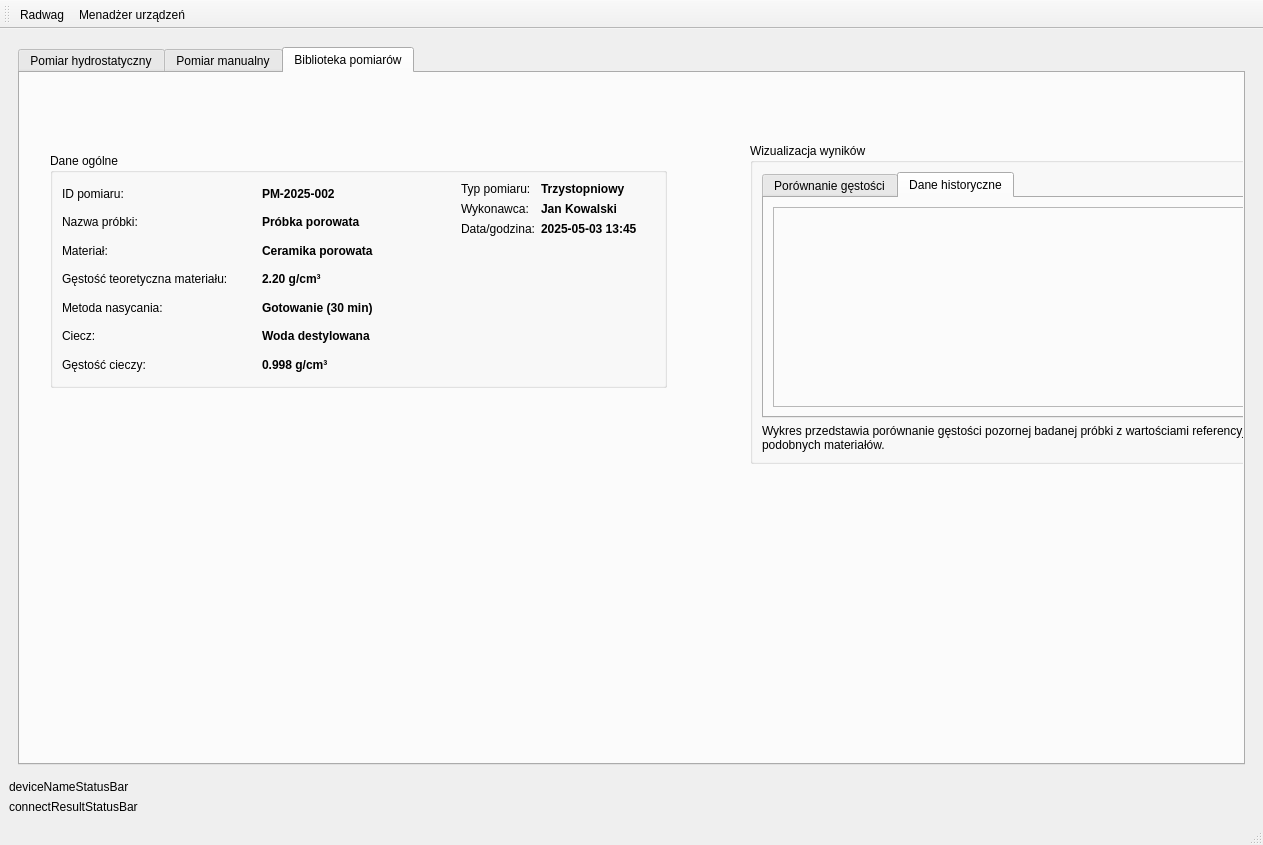
mar8us/SerialPortConnectorRadwag, file main_window.ui: the form before one commit.
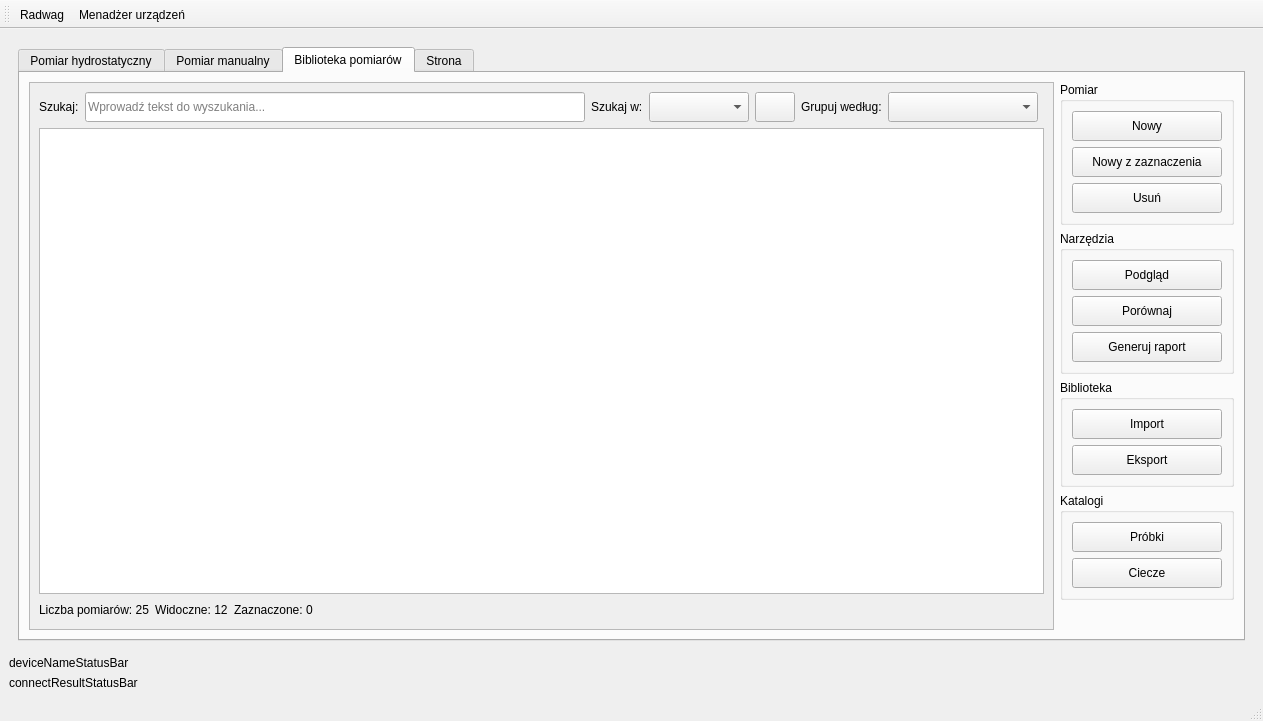
The form after the commit. The open tabs and pages were chosen to show the change. Icons and pictures are not drawn.

Commit message: Library with one grid - good

What changed in the file:
```diff
--- a/main_window.ui
+++ b/main_window.ui
@@ -7,7 +7,7 @@
     <x>0</x>
     <y>0</y>
     <width>1263</width>
-    <height>845</height>
+    <height>721</height>
    </rect>
   </property>
   <property name="minimumSize">
@@ -397,7 +397,7 @@
                      </size>
                     </property>
                     <property name="currentIndex">
-                     <number>0</number>
+                     <number>1</number>
                     </property>
                     <widget class="QWidget" name="stageSecondMeasure">
                      <layout class="QVBoxLayout" name="verticalLayout_9">
@@ -860,8 +860,8 @@
                            <rect>
                             <x>0</x>
                             <y>0</y>
-                            <width>805</width>
-                            <height>335</height>
+                            <width>788</width>
+                            <height>281</height>
                            </rect>
                           </property>
                           <layout class="QGridLayout" name="gridLayout_17">
@@ -3159,7 +3159,7 @@
                         <rect>
                          <x>0</x>
                          <y>0</y>
-                         <width>821</width>
+                         <width>480</width>
                          <height>680</height>
                         </rect>
                        </property>
@@ -6207,7 +6207,7 @@
              <rect>
               <x>20</x>
               <y>20</y>
-              <width>955</width>
+              <width>61</width>
               <height>131</height>
              </rect>
             </property>
@@ -6334,17 +6334,12 @@
              </item>
             </layout>
            </widget>
-          </widget>
-          <widget class="QWidget" name="tabMeasurementLibrary">
-           <attribute name="title">
-            <string>Biblioteka pomiarów</string>
-           </attribute>
            <widget class="QGroupBox" name="groupBoxVisualization">
             <property name="geometry">
              <rect>
-              <x>730</x>
-              <y>70</y>
-              <width>571</width>
+              <x>90</x>
+              <y>20</y>
+              <width>91</width>
               <height>321</height>
              </rect>
             </property>
@@ -6423,216 +6418,734 @@
              </item>
             </layout>
            </widget>
-           <widget class="QGroupBox" name="groupBoxGeneralData_3">
+           <widget class="QWidget" name="verticalLayoutWidget">
             <property name="geometry">
              <rect>
-              <x>30</x>
-              <y>80</y>
-              <width>617</width>
-              <height>235</height>
+              <x>480</x>
+              <y>60</y>
+              <width>481</width>
+              <height>250</height>
              </rect>
             </property>
-            <property name="title">
-             <string>Dane ogólne</string>
-            </property>
-            <layout class="QGridLayout" name="gridLayout_26">
-             <item row="0" column="0">
-              <widget class="QLabel" name="labelMeasurementID_3">
-               <property name="text">
-                <string>ID pomiaru:</string>
-               </property>
-              </widget>
-             </item>
-             <item row="0" column="1">
-              <widget class="QLabel" name="valueMeasurementID_3">
+            <layout class="QVBoxLayout" name="verticalLayout_33">
+             <item>
+              <widget class="QLabel" name="labelAdvancedFilters_2">
                <property name="font">
                 <font>
                  <bold>true</bold>
                 </font>
                </property>
                <property name="text">
-                <string>PM-2025-002</string>
+                <string>Filtry zaawansowane:</string>
                </property>
               </widget>
              </item>
-             <item row="0" column="2" rowspan="3">
-              <layout class="QFormLayout" name="formLayout_13">
+             <item>
+              <layout class="QGridLayout" name="filtersGridLayout_2">
                <item row="0" column="0">
-                <widget class="QLabel" name="labelMeasurementType_3">
+                <widget class="QLabel" name="labelMeasurementType_5">
                  <property name="text">
                   <string>Typ pomiaru:</string>
                  </property>
                 </widget>
                </item>
                <item row="0" column="1">
-                <widget class="QLabel" name="valueMeasurementType_3">
-                 <property name="font">
-                  <font>
-                   <bold>true</bold>
-                  </font>
-                 </property>
-                 <property name="text">
-                  <string>Trzystopniowy</string>
-                 </property>
-                </widget>
+                <layout class="QHBoxLayout" name="measurementTypeLayout_2">
+                 <item>
+                  <widget class="QCheckBox" name="checkTwoStage_2">
+                   <property name="text">
+                    <string>Dwustopniowy</string>
+                   </property>
+                   <property name="checked">
+                    <bool>true</bool>
+                   </property>
+                  </widget>
+                 </item>
+                 <item>
+                  <widget class="QCheckBox" name="checkThreeStage_2">
+                   <property name="text">
+                    <string>Trzystopniowy</string>
+                   </property>
+                   <property name="checked">
+                    <bool>true</bool>
+                   </property>
+                  </widget>
+                 </item>
+                </layout>
                </item>
                <item row="1" column="0">
-                <widget class="QLabel" name="labelOperator_4">
+                <widget class="QLabel" name="labelMaterial_3">
                  <property name="text">
-                  <string>Wykonawca:</string>
+                  <string>Materiał:</string>
                  </property>
                 </widget>
                </item>
                <item row="1" column="1">
-                <widget class="QLabel" name="valueOperator_3">
-                 <property name="font">
-                  <font>
-                   <bold>true</bold>
-                  </font>
+                <widget class="QComboBox" name="comboMaterial_2">
+                 <property name="minimumSize">
+                  <size>
+                   <width>200</width>
+                   <height>30</height>
+                  </size>
                  </property>
-                 <property name="text">
-                  <string>Jan Kowalski</string>
+                 <property name="editable">
+                  <bool>true</bool>
                  </property>
+                 <item>
+                  <property name="text">
+                   <string>Wszystkie materiały</string>
+                  </property>
+                 </item>
                 </widget>
                </item>
                <item row="2" column="0">
-                <widget class="QLabel" name="labelDateTime_4">
+                <widget class="QLabel" name="labelOperator_3">
                  <property name="text">
-                  <string>Data/godzina:</string>
+                  <string>Wykonawca:</string>
                  </property>
                 </widget>
                </item>
                <item row="2" column="1">
-                <widget class="QLabel" name="valueDateTime_3">
-                 <property name="font">
-                  <font>
-                   <bold>true</bold>
-                  </font>
+                <widget class="QComboBox" name="comboOperator_2">
+                 <property name="minimumSize">
+                  <size>
+                   <width>200</width>
+                   <height>30</height>
+                  </size>
                  </property>
+                 <property name="editable">
+                  <bool>true</bool>
+                 </property>
+                 <item>
+                  <property name="text">
+                   <string>Wszyscy wykonawcy</string>
+                  </property>
+                 </item>
+                </widget>
+               </item>
+               <item row="3" column="0">
+                <widget class="QLabel" name="labelDateRange_2">
                  <property name="text">
-                  <string>2025-05-03 13:45</string>
+                  <string>Zakres dat:</string>
                  </property>
                 </widget>
                </item>
+               <item row="3" column="1">
+                <layout class="QHBoxLayout" name="dateRangeLayout_2">
+                 <item>
+                  <widget class="QLabel" name="labelFrom_2">
+                   <property name="text">
+                    <string>Od:</string>
+                   </property>
+                  </widget>
+                 </item>
+                 <item>
+                  <widget class="QDateEdit" name="dateFrom_2">
+                   <property name="minimumSize">
+                    <size>
+                     <width>120</width>
+                     <height>30</height>
+                    </size>
+                   </property>
+                   <property name="calendarPopup">
+                    <bool>true</bool>
+                   </property>
+                  </widget>
+                 </item>
+                 <item>
+                  <widget class="QLabel" name="labelTo_2">
+                   <property name="text">
+                    <string>Do:</string>
+                   </property>
+                  </widget>
+                 </item>
+                 <item>
+                  <widget class="QDateEdit" name="dateTo_2">
+                   <property name="minimumSize">
+                    <size>
+                     <width>120</width>
+                     <height>30</height>
+                    </size>
+                   </property>
+                   <property name="calendarPopup">
+                    <bool>true</bool>
+                   </property>
+                  </widget>
+                 </item>
+                </layout>
+               </item>
+               <item row="4" column="0">
+                <widget class="QLabel" name="labelDensityRange_2">
+                 <property name="text">
+                  <string>Gęstość pozorna:</string>
+                 </property>
+                </widget>
+               </item>
+               <item row="4" column="1">
+                <layout class="QHBoxLayout" name="densityRangeLayout_2">
+                 <item>
+                  <widget class="QLabel" name="labelDensityFrom_2">
+                   <property name="text">
+                    <string>Od:</string>
+                   </property>
+                  </widget>
+                 </item>
+                 <item>
+                  <widget class="QDoubleSpinBox" name="spinDensityFrom_2">
+                   <property name="minimumSize">
+                    <size>
+                     <width>120</width>
+                     <height>30</height>
+                    </size>
+                   </property>
+                   <property name="decimals">
+                    <number>4</number>
+                   </property>
+                   <property name="minimum">
+                    <double>0.000000000000000</double>
+                   </property>
+                   <property name="maximum">
+                    <double>30.000000000000000</double>
+                   </property>
+                  </widget>
+                 </item>
+                 <item>
+                  <widget class="QLabel" name="labelDensityTo_2">
+                   <property name="text">
+                    <string>Do:</string>
+                   </property>
+                  </widget>
+                 </item>
+                 <item>
+                  <widget class="QDoubleSpinBox" name="spinDensityTo_2">
+                   <property name="minimumSize">
+                    <size>
+                     <width>120</width>
+                     <height>30</height>
+                    </size>
+                   </property>
+                   <property name="decimals">
+                    <number>4</number>
+                   </property>
+                   <property name="minimum">
+                    <double>0.000000000000000</double>
+                   </property>
+                   <property name="maximum">
+                    <double>30.000000000000000</double>
+                   </property>
+                   <property name="value">
+                    <double>30.000000000000000</double>
+                   </property>
+                  </widget>
+                 </item>
+                 <item>
+                  <widget class="QLabel" name="labelDensityUnit_2">
+                   <property name="text">
+                    <string>g/cm³</string>
+                   </property>
+                  </widget>
+                 </item>
+                </layout>
+               </item>
               </layout>
              </item>
-             <item row="1" column="0">
-              <widget class="QLabel" name="labelSampleName_5">
-               <property name="text">
-                <string>Nazwa próbki:</string>
-               </property>
-              </widget>
-             </item>
-             <item row="1" column="1">
-              <widget class="QLabel" name="valueSampleName_3">
-               <property name="font">
-                <font>
-                 <bold>true</bold>
-                </font>
-               </property>
-               <property name="text">
-                <string>Próbka porowata</string>
-               </property>
-              </widget>
-             </item>
-             <item row="2" column="0">
-              <widget class="QLabel" name="labelMaterial_5">
-               <property name="text">
-                <string>Materiał:</string>
-               </property>
-              </widget>
-             </item>
-             <item row="2" column="1">
-              <widget class="QLabel" name="valueMaterial_3">
-               <property name="font">
-                <font>
-                 <bold>true</bold>
-                </font>
-               </property>
-               <property name="text">
-                <string>Ceramika porowata</string>
-               </property>
-              </widget>
-             </item>
-             <item row="3" column="0">
-              <widget class="QLabel" name="labelTheoreticalDensity_4">
-               <property name="text">
-                <string>Gęstość teoretyczna materiału:</string>
-               </property>
-              </widget>
-             </item>
-             <item row="3" column="1">
-              <widget class="QLabel" name="valueTheoreticalDensity_3">
-               <property name="font">
-                <font>
-                 <bold>true</bold>
-                </font>
-               </property>
-               <property name="text">
-                <string>2.20 g/cm³</string>
-               </property>
-              </widget>
-             </item>
-             <item row="4" column="0">
-              <widget class="QLabel" name="labelSaturationMethod_2">
-               <property name="text">
-                <string>Metoda nasycania:</string>
-               </property>
-              </widget>
-             </item>
-             <item row="4" column="1">
-              <widget class="QLabel" name="valueSaturationMethod_2">
-               <property name="font">
-                <font>
-                 <bold>true</bold>
-                </font>
-               </property>
-               <property name="text">
-                <string>Gotowanie (30 min)</string>
-               </property>
-              </widget>
-             </item>
-             <item row="5" column="0">
-              <widget class="QLabel" name="labelLiquidType_3">
-               <property name="text">
-                <string>Ciecz:</string>
-               </property>
-              </widget>
-             </item>
-             <item row="5" column="1">
-              <widget class="QLabel" name="valueLiquidType_3">
-               <property name="font">
-                <font>
-                 <bold>true</bold>
-                </font>
-               </property>
-               <property name="text">
-                <string>Woda destylowana</string>
-               </property>
-              </widget>
-             </item>
-             <item row="6" column="0">
-              <widget class="QLabel" name="labelLiquidDensity_3">
-               <property name="text">
-                <string>Gęstość cieczy:</string>
-               </property>
-              </widget>
-             </item>
-             <item row="6" column="1">
-              <widget class="QLabel" name="valueLiquidDensity_3">
-               <property name="font">
-                <font>
-                 <bold>true</bold>
-                </font>
-               </property>
-               <property name="text">
-                <string>0.998 g/cm³</string>
-               </property>
-              </widget>
+             <item>
+              <layout class="QHBoxLayout" name="filterButtonsLayout_2">
+               <item>
+                <spacer name="horizontalSpacer2_2">
+                 <property name="orientation">
+                  <enum>Qt::Orientation::Horizontal</enum>
+                 </property>
+                 <property name="sizeHint" stdset="0">
+                  <size>
+                   <width>40</width>
+                   <height>20</height>
+                  </size>
+                 </property>
+                </spacer>
+               </item>
+               <item>
+                <widget class="QPushButton" name="buttonApplyFilters_2">
+                 <property name="minimumSize">
+                  <size>
+                   <width>150</width>
+                   <height>30</height>
+                  </size>
+                 </property>
+                 <property name="text">
+                  <string>Zastosuj filtry</string>
+                 </property>
+                </widget>
+               </item>
+               <item>
+                <widget class="QPushButton" name="buttonResetFilters_2">
+                 <property name="minimumSize">
+                  <size>
+                   <width>150</width>
+                   <height>30</height>
+                  </size>
+                 </property>
+                 <property name="text">
+                  <string>Resetuj filtry</string>
+                 </property>
+                </widget>
+               </item>
+              </layout>
              </item>
             </layout>
            </widget>
           </widget>
+          <widget class="QWidget" name="tabMeasurementLibrary">
+           <attribute name="title">
+            <string>Biblioteka pomiarów</string>
+           </attribute>
+           <layout class="QGridLayout" name="gridLayout_21">
+            <item row="4" column="1">
+             <layout class="QVBoxLayout" name="verticalLayout_39">
+              <item>
+               <widget class="QGroupBox" name="groupBoxLibMeasure">
+                <property name="title">
+                 <string>Pomiar</string>
+                </property>
+                <layout class="QVBoxLayout" name="verticalLayout_37">
+                 <item>
+                  <widget class="QPushButton" name="buttonLibNewMeasure">
+                   <property name="minimumSize">
+                    <size>
+                     <width>150</width>
+                     <height>30</height>
+                    </size>
+                   </property>
+                   <property name="maximumSize">
+                    <size>
+                     <width>16777215</width>
+                     <height>30</height>
+                    </size>
+                   </property>
+                   <property name="text">
+                    <string>Nowy</string>
+                   </property>
+                   <property name="icon">
+                    <iconset>
+                     <normaloff>icons/add_measurement.png</normaloff>icons/add_measurement.png</iconset>
+                   </property>
+                  </widget>
+                 </item>
+                 <item>
+                  <widget class="QPushButton" name="buttonLibNewSelectedMeasure">
+                   <property name="minimumSize">
+                    <size>
+                     <width>0</width>
+                     <height>30</height>
+                    </size>
+                   </property>
+                   <property name="maximumSize">
+                    <size>
+                     <width>16777215</width>
+                     <height>30</height>
+                    </size>
+                   </property>
+                   <property name="text">
+                    <string>Nowy z zaznaczenia</string>
+                   </property>
+                  </widget>
+                 </item>
+                 <item>
+                  <widget class="QPushButton" name="buttonLibDeleteMeasure">
+                   <property name="enabled">
+                    <bool>true</bool>
+                   </property>
+                   <property name="minimumSize">
+                    <size>
+                     <width>100</width>
+                     <height>30</height>
+                    </size>
+                   </property>
+                   <property name="maximumSize">
+                    <size>
+                     <width>16777215</width>
+                     <height>30</height>
+                    </size>
+                   </property>
+                   <property name="text">
+                    <string>Usuń</string>
+                   </property>
+                  </widget>
+                 </item>
+                </layout>
+               </widget>
+              </item>
+              <item>
+               <widget class="QGroupBox" name="groupBoxLibTools">
+                <property name="title">
+                 <string>Narzędzia</string>
+                </property>
+                <layout class="QVBoxLayout" name="verticalLayout_38">
+                 <item>
+                  <widget class="QPushButton" name="buttonLibPreviewMeasure">
+                   <property name="enabled">
+                    <bool>true</bool>
+                   </property>
+                   <property name="minimumSize">
+                    <size>
+                     <width>120</width>
+                     <height>30</height>
+                    </size>
+                   </property>
+                   <property name="maximumSize">
+                    <size>
+                     <width>16777215</width>
+                     <height>30</height>
+                    </size>
+                   </property>
+                   <property name="text">
+                    <string>Podgląd</string>
+                   </property>
+                  </widget>
+                 </item>
+                 <item>
+                  <widget class="QPushButton" name="buttonLibCompareMeasures">
+                   <property name="enabled">
+                    <bool>true</bool>
+                   </property>
+                   <property name="minimumSize">
+                    <size>
+                     <width>150</width>
+                     <height>30</height>
+                    </size>
+                   </property>
+                   <property name="maximumSize">
+                    <size>
+                     <width>16777215</width>
+                     <height>30</height>
+                    </size>
+                   </property>
+                   <property name="text">
+                    <string>Porównaj</string>
+                   </property>
+                  </widget>
+                 </item>
+                 <item>
+                  <widget class="QPushButton" name="buttonLibGenerateRaport">
+                   <property name="minimumSize">
+                    <size>
+                     <width>0</width>
+                     <height>30</height>
+                    </size>
+                   </property>
+                   <property name="maximumSize">
+                    <size>
+                     <width>16777215</width>
+                     <height>30</height>
+                    </size>
+                   </property>
+                   <property name="text">
+                    <string>Generuj raport</string>
+                   </property>
+                  </widget>
+                 </item>
+                </layout>
+               </widget>
+              </item>
+              <item>
+               <widget class="QGroupBox" name="groupBoxLib">
+                <property name="title">
+                 <string>Biblioteka</string>
+                </property>
+                <layout class="QVBoxLayout" name="verticalLayout_34">
+                 <item>
+                  <widget class="QPushButton" name="buttonImportLibraryMeasure">
+                   <property name="minimumSize">
+                    <size>
+                     <width>130</width>
+                     <height>30</height>
+                    </size>
+                   </property>
+                   <property name="maximumSize">
+                    <size>
+                     <width>16777215</width>
+                     <height>30</height>
+                    </size>
+                   </property>
+                   <property name="text">
+                    <string>Import</string>
+                   </property>
+                  </widget>
+                 </item>
+                 <item>
+                  <widget class="QPushButton" name="buttonExportLibraryMeasure">
+                   <property name="enabled">
+                    <bool>true</bool>
+                   </property>
+                   <property name="minimumSize">
+                    <size>
+                     <width>130</width>
+                     <height>30</height>
+                    </size>
+                   </property>
+                   <property name="maximumSize">
+                    <size>
+                     <width>16777215</width>
+                     <height>30</height>
+                    </size>
+                   </property>
+                   <property name="text">
+                    <string>Eksport</string>
+                   </property>
+                  </widget>
+                 </item>
+                </layout>
+               </widget>
+              </item>
+              <item>
+               <widget class="QGroupBox" name="groupBoxAdditionalSettings_2">
+                <property name="title">
+                 <string>Katalogi</string>
+                </property>
+                <layout class="QVBoxLayout" name="verticalLayout_43">
+                 <item>
+                  <widget class="QPushButton" name="buttonSamples_3">
+                   <property name="minimumSize">
+                    <size>
+                     <width>110</width>
+                     <height>30</height>
+                    </size>
+                   </property>
+                   <property name="maximumSize">
+                    <size>
+                     <width>16777215</width>
+                     <height>30</height>
+                    </size>
+                   </property>
+                   <property name="text">
+                    <string>Próbki</string>
+                   </property>
+                  </widget>
+                 </item>
+                 <item>
+                  <widget class="QPushButton" name="buttonTableFluids_3">
+                   <property name="minimumSize">
+                    <size>
+                     <width>110</width>
+                     <height>30</height>
+                    </size>
+                   </property>
+                   <property name="maximumSize">
+                    <size>
+                     <width>16777215</width>
+                     <height>30</height>
+                    </size>
+                   </property>
+                   <property name="text">
+                    <string>Ciecze</string>
+                   </property>
+                  </widget>
+                 </item>
+                </layout>
+               </widget>
+              </item>
+              <item>
+               <spacer name="verticalSpacer_22">
+                <property name="orientation">
+                 <enum>Qt::Orientation::Vertical</enum>
+                </property>
+                <property name="sizeHint" stdset="0">
+                 <size>
+                  <width>20</width>
+                  <height>40</height>
+                 </size>
+                </property>
+               </spacer>
+              </item>
+             </layout>
+            </item>
+            <item row="4" column="0">
+             <widget class="QScrollArea" name="scrollAreaLibrary">
+              <property name="widgetResizable">
+               <bool>true</bool>
+              </property>
+              <widget class="QWidget" name="scrollAreaWidgetContents_3">
+               <property name="geometry">
+                <rect>
+                 <x>0</x>
+                 <y>0</y>
+                 <width>1004</width>
+                 <height>468</height>
+                </rect>
+               </property>
+               <layout class="QGridLayout" name="gridLayout_26">
+                <item row="0" column="0">
+                 <layout class="QGridLayout" name="gridLayout_29">
+                  <item row="0" column="5">
+                   <widget class="QLabel" name="label">
+                    <property name="text">
+                     <string>Grupuj według:</string>
+                    </property>
+                   </widget>
+                  </item>
+                  <item row="0" column="0">
+                   <widget class="QLabel" name="labelSearch_2">
+                    <property name="text">
+                     <string>Szukaj:</string>
+                    </property>
+                   </widget>
+                  </item>
+                  <item row="0" column="3">
+                   <widget class="QComboBox" name="comboLibSearchIn">
+                    <property name="minimumSize">
+                     <size>
+                      <width>100</width>
+                      <height>30</height>
+                     </size>
+                    </property>
+                    <property name="editable">
+                     <bool>false</bool>
+                    </property>
+                   </widget>
+                  </item>
+                  <item row="0" column="1">
+                   <widget class="QLineEdit" name="searchLineEdit">
+                    <property name="minimumSize">
+                     <size>
+                      <width>100</width>
+                      <height>30</height>
+                     </size>
+                    </property>
+                    <property name="placeholderText">
+                     <string>Wprowadź tekst do wyszukania...</string>
+                    </property>
+                    <property name="clearButtonEnabled">
+                     <bool>true</bool>
+                    </property>
+                   </widget>
+                  </item>
+                  <item row="0" column="4">
+                   <widget class="QPushButton" name="buttonLibSearch">
+                    <property name="minimumSize">
+                     <size>
+                      <width>30</width>
+                      <height>30</height>
+                     </size>
+                    </property>
+                    <property name="text">
+                     <string/>
+                    </property>
+                    <property name="icon">
+                     <iconset theme="QIcon::ThemeIcon::EditFind"/>
+                    </property>
+                   </widget>
+                  </item>
+                  <item row="0" column="6">
+                   <widget class="QComboBox" name="comboLibGroupBy">
+                    <property name="minimumSize">
+                     <size>
+                      <width>150</width>
+                      <height>30</height>
+                     </size>
+                    </property>
+                    <property name="maximumSize">
+                     <size>
+                      <width>130</width>
+                      <height>16777215</height>
+                     </size>
+                    </property>
+                   </widget>
+                  </item>
+                  <item row="1" column="0" colspan="8">
+                   <widget class="QTreeView" name="treeViewLibMeasure">
+                    <property name="minimumSize">
+                     <size>
+                      <width>0</width>
+                      <height>0</height>
+                     </size>
+                    </property>
+                    <property name="editTriggers">
+                     <set>QAbstractItemView::EditTrigger::EditKeyPressed|QAbstractItemView::EditTrigger::SelectedClicked</set>
+                    </property>
+                    <property name="alternatingRowColors">
+                     <bool>false</bool>
+                    </property>
+                    <property name="selectionMode">
+                     <enum>QAbstractItemView::SelectionMode::ExtendedSelection</enum>
+                    </property>
+                    <property name="selectionBehavior">
+                     <enum>QAbstractItemView::SelectionBehavior::SelectRows</enum>
+                    </property>
+                    <property name="rootIsDecorated">
+                     <bool>true</bool>
+                    </property>
+                    <property name="uniformRowHeights">
+                     <bool>false</bool>
+                    </property>
+                    <property name="sortingEnabled">
+                     <bool>true</bool>
+                    </property>
+                    <property name="animated">
+                     <bool>true</bool>
+                    </property>
+                    <property name="allColumnsShowFocus">
+                     <bool>true</bool>
+                    </property>
+                   </widget>
+                  </item>
+                  <item row="0" column="2">
+                   <widget class="QLabel" name="label_3">
+                    <property name="text">
+                     <string>Szukaj w:</string>
+                    </property>
+                   </widget>
+                  </item>
+                 </layout>
+                </item>
+                <item row="1" column="0">
+                 <layout class="QHBoxLayout" name="statisticsLayout_2">
+                  <item>
+                   <widget class="QLabel" name="labelLibAllCount">
+                    <property name="text">
+                     <string>Liczba pomiarów: 25</string>
+                    </property>
+                   </widget>
+                  </item>
+                  <item>
+                   <widget class="QLabel" name="labelLibVisibleCount">
+                    <property name="text">
+                     <string>Widoczne: 12</string>
+                    </property>
+                   </widget>
+                  </item>
+                  <item>
+                   <widget class="QLabel" name="labelLibSelectedCount">
+                    <property name="text">
+                     <string>Zaznaczone: 0</string>
+                    </property>
+                   </widget>
+                  </item>
+                  <item>
+                   <spacer name="horizontalSpacer3_2">
+                    <property name="orientation">
+                     <enum>Qt::Orientation::Horizontal</enum>
+                    </property>
+                    <property name="sizeHint" stdset="0">
+                     <size>
+                      <width>40</width>
+                      <height>20</height>
+                     </size>
+                    </property>
+                   </spacer>
+                  </item>
+                 </layout>
+                </item>
+               </layout>
+              </widget>
+             </widget>
+            </item>
+           </layout>
+          </widget>
+          <widget class="QWidget" name="tab">
+           <attribute name="title">
+            <string>Strona</string>
+           </attribute>
+          </widget>
          </widget>
         </item>
        </layout>
@@ -6774,6 +7287,31 @@
     <enum>QAction::MenuRole::NoRole</enum>
    </property>
   </action>
+  <action name="actionExportSelected">
+   <property name="text">
+    <string>Eksportuj zaznaczone</string>
+   </property>
+  </action>
+  <action name="actionExportGroup">
+   <property name="text">
+    <string>Eksportuj grupę</string>
+   </property>
+  </action>
+  <action name="actionExportAll">
+   <property name="text">
+    <string>Eksportuj wszystkie</string>
+   </property>
+  </action>
+  <action name="actionImportMeasurements">
+   <property name="text">
+    <string>Importuj pomiary</string>
+   </property>
+  </action>
+  <action name="actionExportWholeLibrary">
+   <property name="text">
+    <string>Eksportuj całą bibliotekę</string>
+   </property>
+  </action>
  </widget>
  <resources>
   <include location="resources.qrc"/>
```
The commit also changes 10 other files.
